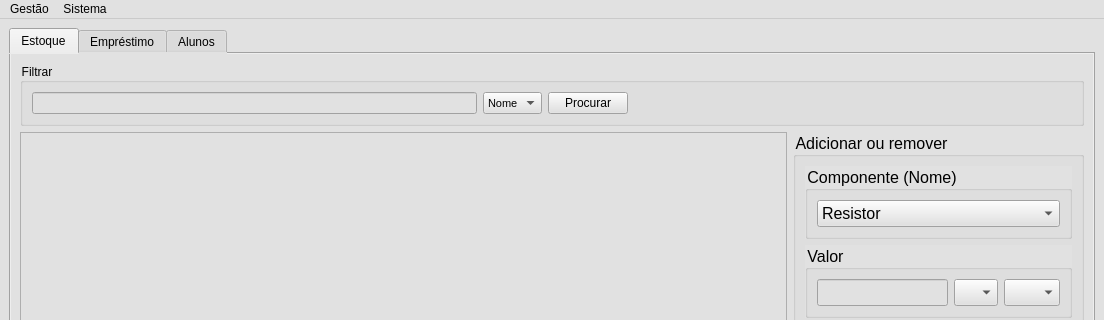
First picture: the form in Sistema_Almox/mainwindow.ui, repository NycolasAbreu/Sistema_Almox, before the edit; both pictures show x 0 to 1104 and y 0 to 320 of the 1104 by 725 pixel window.
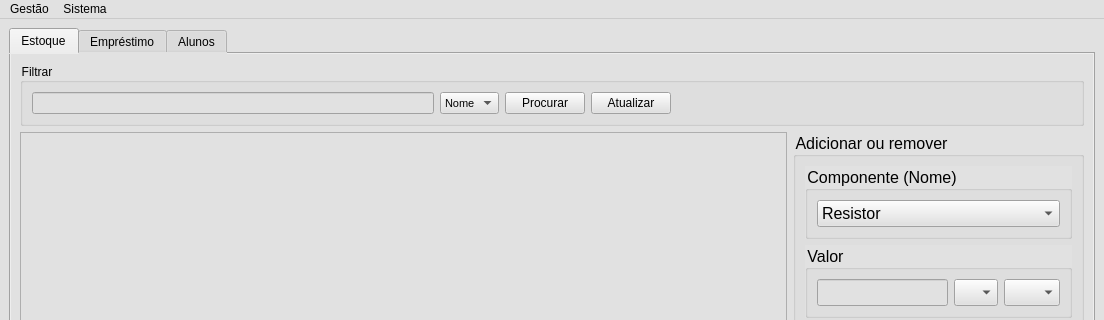
Second picture: the form after the edit. Icons and pictures are not drawn.

What changed in the file:
```diff
--- a/Sistema_Almox/mainwindow.ui
+++ b/Sistema_Almox/mainwindow.ui
@@ -701,8 +701,6 @@
           <property name="title">
            <string>Filtrar</string>
           </property>
-          <layout class="QVBoxLayout" name="verticalLayout_5">
-           <item>
             <layout class="QHBoxLayout" name="horizontalLayout_9">
              <item>
               <widget class="QLineEdit" name="lineEditInvFilter"/>
@@ -755,6 +753,16 @@
                </property>
               </widget>
              </item>
+           <item>
+            <widget class="QPushButton" name="pushButtonInvRefresh">
+             <property name="styleSheet">
+              <string notr="true">font: 8pt &quot;MS Shell Dlg 2&quot;;</string>
+             </property>
+             <property name="text">
+              <string>Atualizar</string>
+             </property>
+            </widget>
+           </item>
              <item>
               <spacer name="horizontalSpacer">
                <property name="orientation">
@@ -762,13 +770,11 @@
                </property>
                <property name="sizeHint" stdset="0">
                 <size>
-                 <width>40</width>
+               <width>397</width>
                  <height>20</height>
                 </size>
                </property>
               </spacer>
-             </item>
-            </layout>
            </item>
           </layout>
          </widget>
```
Lines whose indentation alone changed are shown as unchanged.
